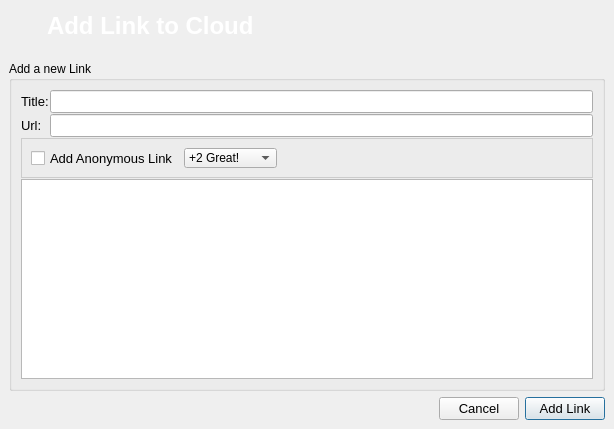
Before: the Qt Designer form retroshare-gui/src/gui/AddLinksDialog.ui in RetroShare/RetroShare, drawn with Qt 5.
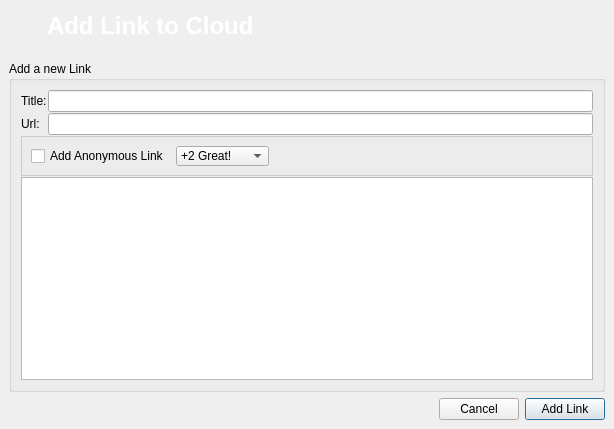
After: the same form once the commit is applied. Icons and pictures are not drawn.

Commit message: Cleaned LinkDialog, MessengerWindow, ImHistoryBrowser, IntroPage, MainWindow, ShareManager, StartDialog and some other small dialogs and updated german translation. Now the big changes are finished.

Diff of the .ui file:
```diff
--- a/retroshare-gui/src/gui/AddLinksDialog.ui
+++ b/retroshare-gui/src/gui/AddLinksDialog.ui
@@ -84,11 +84,6 @@
      <layout class="QGridLayout" name="gridLayout_5">
       <item row="1" column="1">
        <widget class="QPushButton" name="closepushButton">
-        <property name="font">
-         <font>
-          <pointsize>10</pointsize>
-         </font>
-        </property>
         <property name="text">
          <string>Cancel</string>
         </property>
@@ -96,11 +91,6 @@
       </item>
       <item row="1" column="2">
        <widget class="QPushButton" name="addLinkButton">
-        <property name="font">
-         <font>
-          <pointsize>10</pointsize>
-         </font>
-        </property>
         <property name="text">
          <string>Add Link</string>
         </property>
@@ -140,37 +130,15 @@
             <layout class="QVBoxLayout" name="verticalLayout_2">
              <item>
               <widget class="QLabel" name="label_6">
-               <property name="font">
-                <font>
-                 <pointsize>10</pointsize>
-                 <weight>75</weight>
-                 <bold>true</bold>
-                </font>
-               </property>
                <property name="text">
-                <string>&lt;!DOCTYPE HTML PUBLIC &quot;-//W3C//DTD HTML 4.0//EN&quot; &quot;http://www.w3.org/TR/REC-html40/strict.dtd&quot;&gt;
-&lt;html&gt;&lt;head&gt;&lt;meta name=&quot;qrichtext&quot; content=&quot;1&quot; /&gt;&lt;style type=&quot;text/css&quot;&gt;
-p, li { white-space: pre-wrap; }
-&lt;/style&gt;&lt;/head&gt;&lt;body style=&quot; font-family:'MS Shell Dlg 2'; font-size:10pt; font-weight:600; font-style:normal;&quot;&gt;
-&lt;p style=&quot; margin-top:0px; margin-bottom:0px; margin-left:0px; margin-right:0px; -qt-block-indent:0; text-indent:0px;&quot;&gt;&lt;span style=&quot; font-weight:400;&quot;&gt;Title:&lt;/span&gt;&lt;/p&gt;&lt;/body&gt;&lt;/html&gt;</string>
+                <string>Title:</string>
                </property>
               </widget>
              </item>
              <item>
               <widget class="QLabel" name="label_7">
-               <property name="font">
-                <font>
-                 <pointsize>10</pointsize>
-                 <weight>75</weight>
-                 <bold>true</bold>
-                </font>
-               </property>
                <property name="text">
-                <string>&lt;!DOCTYPE HTML PUBLIC &quot;-//W3C//DTD HTML 4.0//EN&quot; &quot;http://www.w3.org/TR/REC-html40/strict.dtd&quot;&gt;
-&lt;html&gt;&lt;head&gt;&lt;meta name=&quot;qrichtext&quot; content=&quot;1&quot; /&gt;&lt;style type=&quot;text/css&quot;&gt;
-p, li { white-space: pre-wrap; }
-&lt;/style&gt;&lt;/head&gt;&lt;body style=&quot; font-family:'MS Shell Dlg 2'; font-size:10pt; font-weight:600; font-style:normal;&quot;&gt;
-&lt;p style=&quot; margin-top:0px; margin-bottom:0px; margin-left:0px; margin-right:0px; -qt-block-indent:0; text-indent:0px;&quot;&gt;&lt;span style=&quot; font-weight:400;&quot;&gt;Url:&lt;/span&gt;&lt;/p&gt;&lt;/body&gt;&lt;/html&gt;</string>
+                <string>Url:</string>
                </property>
               </widget>
              </item>
@@ -179,13 +147,7 @@
            <item>
             <layout class="QVBoxLayout" name="verticalLayout">
              <item>
-              <widget class="QLineEdit" name="titleLineEdit">
-               <property name="font">
-                <font>
-                 <pointsize>10</pointsize>
-                </font>
-               </property>
-              </widget>
+              <widget class="QLineEdit" name="titleLineEdit"/>
              </item>
              <item>
               <widget class="QLineEdit" name="linkLineEdit">
@@ -195,11 +157,6 @@
                  <verstretch>0</verstretch>
                 </sizepolicy>
                </property>
-               <property name="font">
-                <font>
-                 <pointsize>10</pointsize>
-                </font>
-               </property>
               </widget>
              </item>
             </layout>
@@ -230,13 +187,6 @@
            <layout class="QHBoxLayout" name="horizontalLayout_2">
             <item>
              <widget class="QCheckBox" name="anonBox">
-              <property name="font">
-               <font>
-                <pointsize>10</pointsize>
-                <weight>50</weight>
-                <bold>false</bold>
-               </font>
-              </property>
               <property name="text">
                <string>Add Anonymous Link</string>
               </property>
@@ -321,11 +271,6 @@
              <height>16777215</height>
             </size>
            </property>
-           <property name="font">
-            <font>
-             <pointsize>12</pointsize>
-            </font>
-           </property>
           </widget>
          </item>
         </layout>
```
The commit also changes 14 other files.
